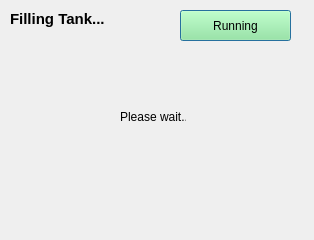
Qt form Widget_Library/tank_filling.ui (8foldrepo/RF_Balance_Profound) before a commit.
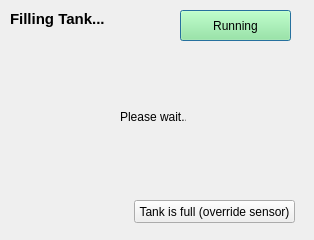
The same form after that commit.

What changed in the file:
```diff
--- a/Widget_Library/tank_filling.ui
+++ b/Widget_Library/tank_filling.ui
@@ -62,6 +62,19 @@
                 <string>Please wait...</string>
             </property>
         </widget>
+  <widget class="QPushButton" name="override_button">
+   <property name="geometry">
+    <rect>
+     <x>134</x>
+     <y>200</y>
+     <width>161</width>
+     <height>23</height>
+    </rect>
+   </property>
+   <property name="text">
+    <string>Tank is full (override sensor)</string>
+   </property>
+  </widget>
     </widget>
     <resources/>
     <connections/>
```
Lines whose indentation alone changed are shown as unchanged.
